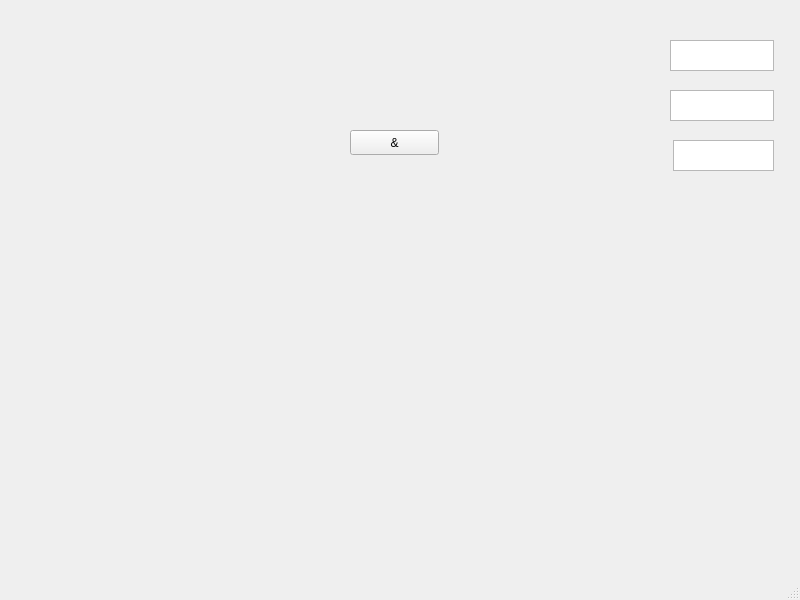
Qt form viev/windows/subwindow_genetic_algorithm.ui (usernameisavailablee/optimization) before a commit.
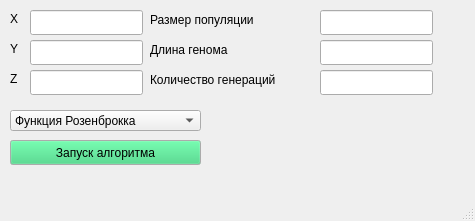
The same form after that commit.

Patch:
```diff
--- a/viev/windows/subwindow_genetic_algorithm.ui
+++ b/viev/windows/subwindow_genetic_algorithm.ui
@@ -6,55 +6,267 @@
    <rect>
     <x>0</x>
     <y>0</y>
-    <width>800</width>
-    <height>600</height>
+    <width>475</width>
+    <height>221</height>
    </rect>
   </property>
   <property name="windowTitle">
    <string>Генетика</string>
   </property>
   <widget class="QWidget" name="centralwidget">
+   <widget class="QLineEdit" name="lineEdit_X">
+    <property name="geometry">
+     <rect>
+      <x>30</x>
+      <y>10</y>
+      <width>113</width>
+      <height>25</height>
+     </rect>
+    </property>
+   </widget>
+   <widget class="QLineEdit" name="lineEdit_Y">
+    <property name="geometry">
+     <rect>
+      <x>30</x>
+      <y>40</y>
+      <width>113</width>
+      <height>25</height>
+     </rect>
+    </property>
+   </widget>
+   <widget class="QLineEdit" name="lineEdit_Z">
+    <property name="geometry">
+     <rect>
+      <x>30</x>
+      <y>70</y>
+      <width>113</width>
+      <height>25</height>
+     </rect>
+    </property>
+   </widget>
+   <widget class="QLabel" name="label">
+    <property name="geometry">
+     <rect>
+      <x>10</x>
+      <y>10</y>
+      <width>21</width>
+      <height>17</height>
+     </rect>
+    </property>
+    <property name="text">
+     <string>X</string>
+    </property>
+   </widget>
+   <widget class="QLabel" name="label_2">
+    <property name="geometry">
+     <rect>
+      <x>10</x>
+      <y>40</y>
+      <width>21</width>
+      <height>17</height>
+     </rect>
+    </property>
+    <property name="text">
+     <string>Y</string>
+    </property>
+   </widget>
+   <widget class="QLabel" name="label_3">
+    <property name="geometry">
+     <rect>
+      <x>10</x>
+      <y>70</y>
+      <width>21</width>
+      <height>17</height>
+     </rect>
+    </property>
+    <property name="text">
+     <string>Z</string>
+    </property>
+   </widget>
+   <widget class="QComboBox" name="comboBox_Function">
+    <property name="geometry">
+     <rect>
+      <x>10</x>
+      <y>110</y>
+      <width>191</width>
+      <height>21</height>
+     </rect>
+    </property>
+    <item>
+     <property name="text">
+      <string>Функция Розенброкка</string>
+     </property>
+    </item>
+    <item>
+     <property name="text">
+      <string>Функция Розенброкка 2</string>
+     </property>
+    </item>
+    <item>
+     <property name="text">
+      <string>Функция Химмельблау</string>
+     </property>
+    </item>
+    <item>
+     <property name="text">
+      <string>Функция Экли</string>
+     </property>
+    </item>
+    <item>
+     <property name="text">
+      <string>Функция Изома</string>
+     </property>
+    </item>
+    <item>
+     <property name="text">
+      <string>Функция Хольдера</string>
+     </property>
+    </item>
+   </widget>
    <widget class="QPushButton" name="pushButton">
     <property name="geometry">
      <rect>
-      <x>350</x>
-      <y>130</y>
-      <width>89</width>
-      <height>25</height>
-     </rect>
-    </property>
-    <property name="text">
-     <string>&amp;&amp;&amp;</string>
-    </property>
-   </widget>
-   <widget class="QTextEdit" name="textEdit">
-    <property name="geometry">
-     <rect>
-      <x>670</x>
-      <y>40</y>
-      <width>104</width>
-      <height>31</height>
-     </rect>
-    </property>
-   </widget>
-   <widget class="QTextEdit" name="textEdit_2">
-    <property name="geometry">
-     <rect>
-      <x>670</x>
-      <y>90</y>
-      <width>104</width>
-      <height>31</height>
-     </rect>
-    </property>
-   </widget>
-   <widget class="QTextEdit" name="textEdit_3">
-    <property name="geometry">
-     <rect>
-      <x>673</x>
+      <x>10</x>
       <y>140</y>
-      <width>101</width>
-      <height>31</height>
+      <width>191</width>
+      <height>25</height>
      </rect>
+    </property>
+    <property name="palette">
+     <palette>
+      <active>
+       <colorrole role="WindowText">
+        <brush brushstyle="SolidPattern">
+         <color alpha="255">
+          <red>0</red>
+          <green>0</green>
+          <blue>0</blue>
+         </color>
+        </brush>
+       </colorrole>
+       <colorrole role="Button">
+        <brush brushstyle="SolidPattern">
+         <color alpha="255">
+          <red>51</red>
+          <green>209</green>
+          <blue>122</blue>
+         </color>
+        </brush>
+       </colorrole>
+      </active>
+      <inactive>
+       <colorrole role="WindowText">
+        <brush brushstyle="SolidPattern">
+         <color alpha="255">
+          <red>0</red>
+          <green>0</green>
+          <blue>0</blue>
+         </color>
+        </brush>
+       </colorrole>
+       <colorrole role="Button">
+        <brush brushstyle="SolidPattern">
+         <color alpha="255">
+          <red>51</red>
+          <green>209</green>
+          <blue>122</blue>
+         </color>
+        </brush>
+       </colorrole>
+      </inactive>
+      <disabled>
+       <colorrole role="WindowText">
+        <brush brushstyle="SolidPattern">
+         <color alpha="255">
+          <red>190</red>
+          <green>190</green>
+          <blue>190</blue>
+         </color>
+        </brush>
+       </colorrole>
+       <colorrole role="Button">
+        <brush brushstyle="SolidPattern">
+         <color alpha="255">
+          <red>51</red>
+          <green>209</green>
+          <blue>122</blue>
+         </color>
+        </brush>
+       </colorrole>
+      </disabled>
+     </palette>
+    </property>
+    <property name="text">
+     <string>Запуск алгоритма</string>
+    </property>
+   </widget>
+   <widget class="QLineEdit" name="lineEdit_X_2">
+    <property name="geometry">
+     <rect>
+      <x>320</x>
+      <y>10</y>
+      <width>113</width>
+      <height>25</height>
+     </rect>
+    </property>
+   </widget>
+   <widget class="QLineEdit" name="lineEdit_Y_2">
+    <property name="geometry">
+     <rect>
+      <x>320</x>
+      <y>40</y>
+      <width>113</width>
+      <height>25</height>
+     </rect>
+    </property>
+   </widget>
+   <widget class="QLineEdit" name="lineEdit_Z_2">
+    <property name="geometry">
+     <rect>
+      <x>320</x>
+      <y>70</y>
+      <width>113</width>
+      <height>25</height>
+     </rect>
+    </property>
+   </widget>
+   <widget class="QLabel" name="label_4">
+    <property name="geometry">
+     <rect>
+      <x>150</x>
+      <y>10</y>
+      <width>141</width>
+      <height>20</height>
+     </rect>
+    </property>
+    <property name="text">
+     <string>Размер популяции</string>
+    </property>
+   </widget>
+   <widget class="QLabel" name="label_5">
+    <property name="geometry">
+     <rect>
+      <x>150</x>
+      <y>40</y>
+      <width>141</width>
+      <height>20</height>
+     </rect>
+    </property>
+    <property name="text">
+     <string>Длина генома</string>
+    </property>
+   </widget>
+   <widget class="QLabel" name="label_6">
+    <property name="geometry">
+     <rect>
+      <x>150</x>
+      <y>70</y>
+      <width>161</width>
+      <height>20</height>
+     </rect>
+    </property>
+    <property name="text">
+     <string>Количество генераций</string>
     </property>
    </widget>
   </widget>
```
Left out of the diff: 2 changed lines with no effect on the pictures.
